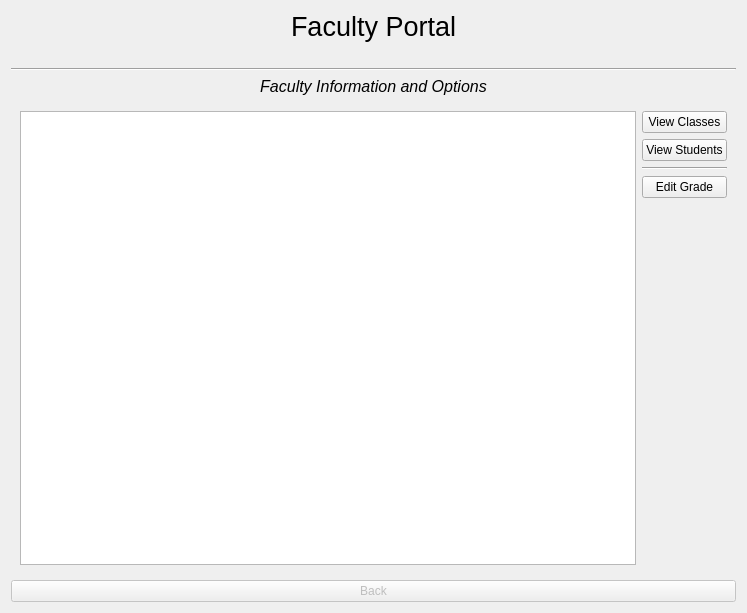
Before: the Qt Designer form Form Files/facultyView.ui in alixabahena/SIMS, drawn with Qt 5.
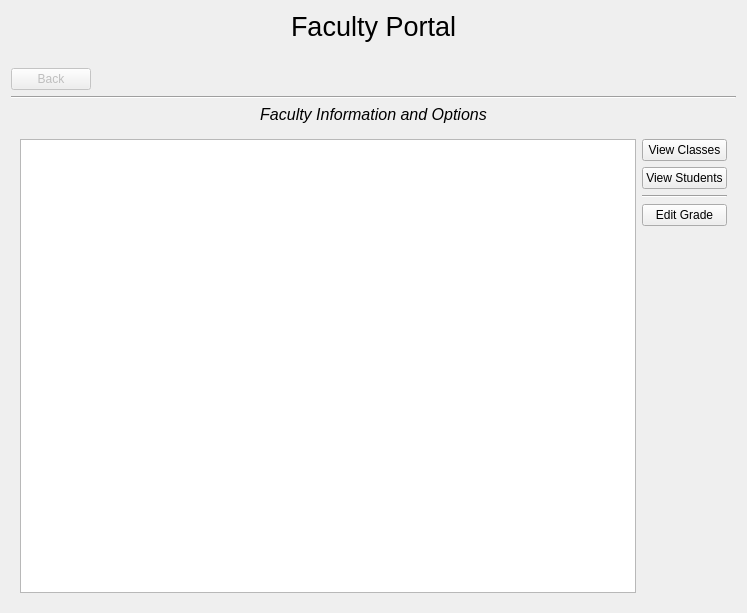
After: the same form once the commit is applied. The open tabs and pages were chosen to show the change.

Commit message: created a new Dialog to enter grades. Moved the back button to the top right.

```diff
--- a/Form Files/facultyView.ui
+++ b/Form Files/facultyView.ui
@@ -44,6 +44,22 @@
        </property>
       </widget>
      </item>
+     <item>
+      <widget class="QPushButton" name="backButton">
+       <property name="enabled">
+        <bool>false</bool>
+       </property>
+       <property name="sizePolicy">
+        <sizepolicy hsizetype="Fixed" vsizetype="Fixed">
+         <horstretch>0</horstretch>
+         <verstretch>0</verstretch>
+        </sizepolicy>
+       </property>
+       <property name="text">
+        <string>Back</string>
+       </property>
+      </widget>
+     </item>
      <item>
       <widget class="Line" name="line_2">
        <property name="orientation">
@@ -549,16 +565,6 @@
        </widget>
       </widget>
      </item>
-     <item>
-      <widget class="QPushButton" name="backButton">
-       <property name="enabled">
-        <bool>false</bool>
-       </property>
-       <property name="text">
-        <string>Back</string>
-       </property>
-      </widget>
-     </item>
     </layout>
    </item>
   </layout>
```
Left out of the diff: 18 changed lines with no effect on the pictures. The commit also changes 11 other files.
